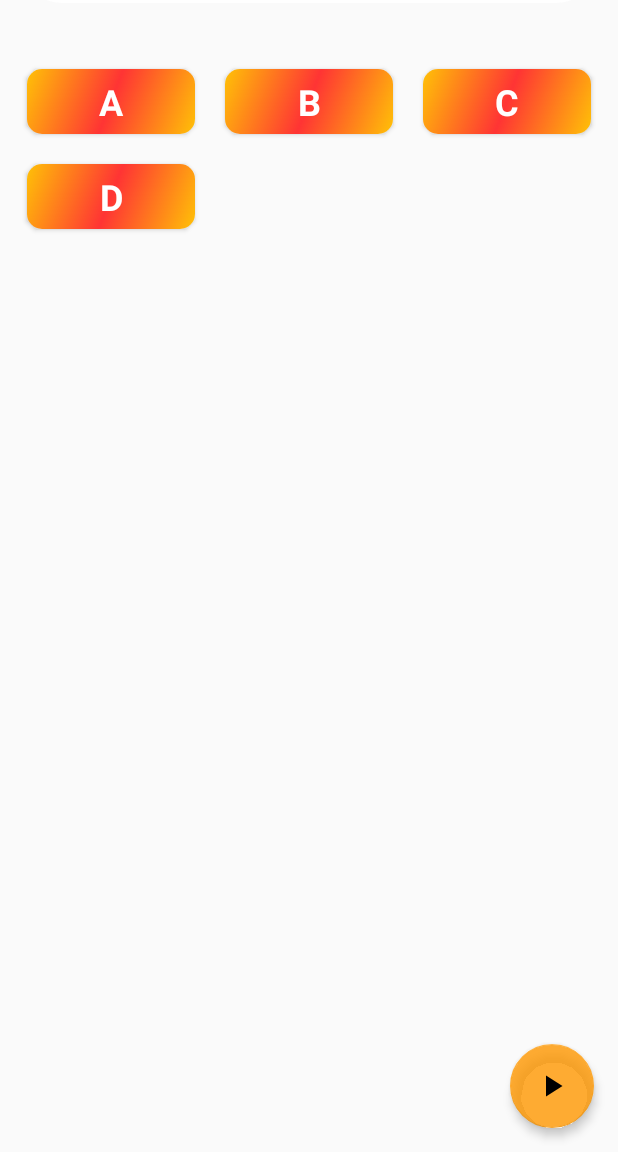
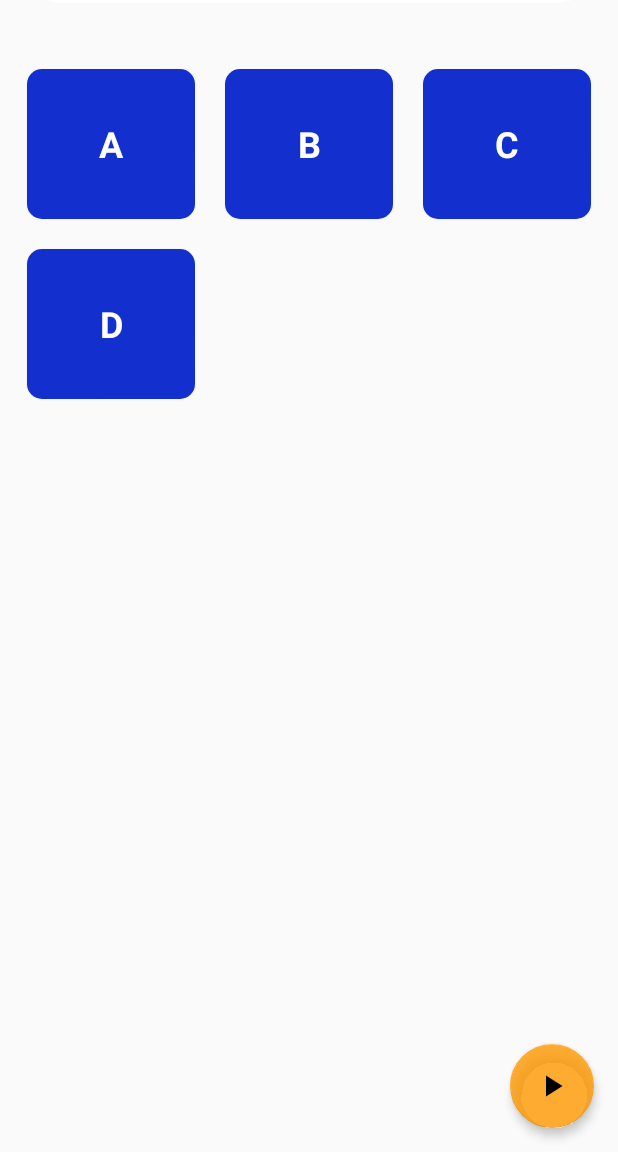
Before and after one commit to dsciitpatna/Shabd, an Android app: the DictionaryActivity screen opened directly, with no data from a screen before it, on a phone screen of 412 x 824 dp, the part 84-1236 px from its top. Run offline under Robolectric (Android 15) with nearby library versions, the phone set to English and light mode, and no system bars; network calls fail.

Commit message:
Revert "Changed the Card view ."

```diff
--- a/app/src/main/res/layout/card_topic.xml
+++ b/app/src/main/res/layout/card_topic.xml
@@ -4,7 +4,7 @@
     xmlns:android="http://schemas.android.com/apk/res/android"
     android:id="@+id/card_view"
     android:layout_width="match_parent"
-    android:layout_height="43dp"
+    android:layout_height="100dp"
     android:layout_margin="10dp"
     card_view:cardCornerRadius="10dp">
 
@@ -12,7 +12,7 @@
         android:id="@+id/topic_title_background"
         android:layout_width="match_parent"
         android:layout_height="match_parent"
-        android:src="@drawable/default_card_placeholder"
+        android:src="@color/cardBackground"
         android:contentDescription="Card Background" />
 
     <TextView
```
